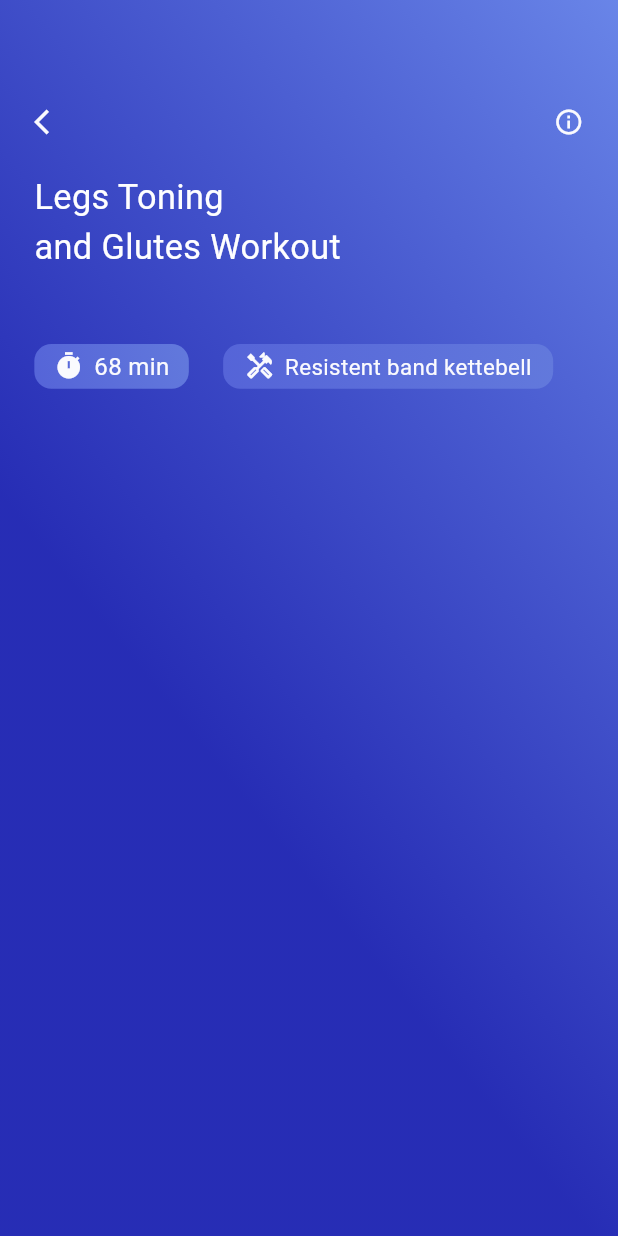
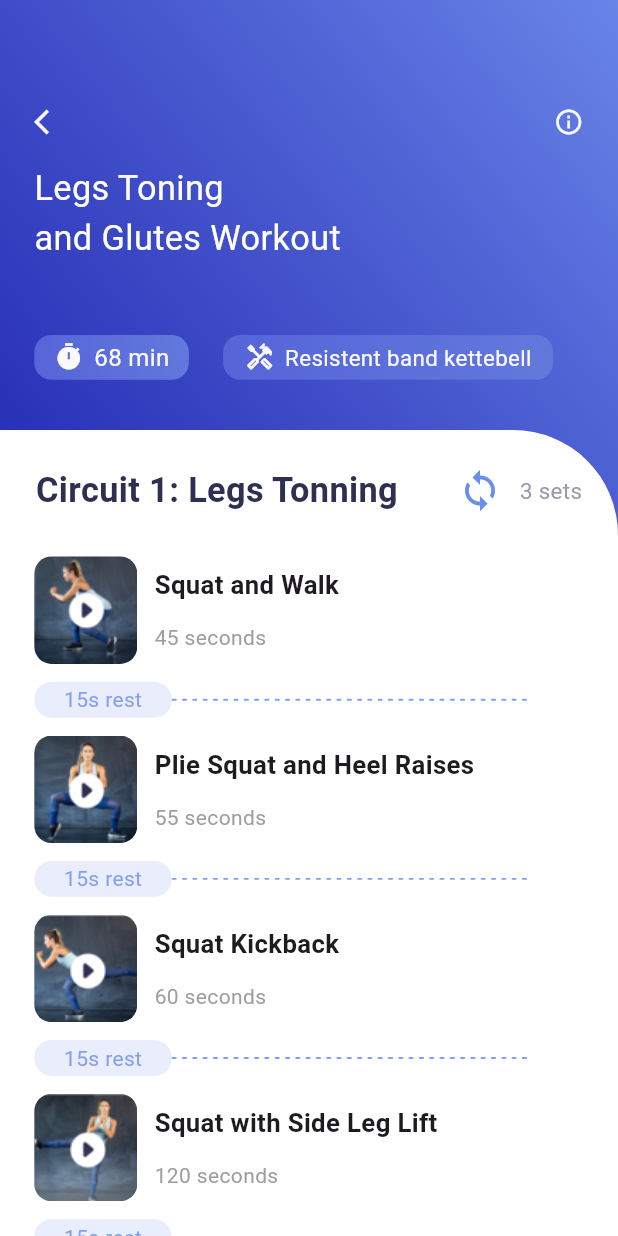
Before and after one commit to Sohag-84/Video-player, a Flutter app: the screen it shows after launch, on a phone screen of 412 x 824 dp. Run offline on Flutter 3.47's test engine with Material 2 defaults, Android fonts, the phone set to English and light mode, and no system bars; our stand-ins replace flutter_screenutil, get.

Commit message:
video info page is designed

```diff
--- a/lib/home_page.dart
+++ b/lib/home_page.dart
@@ -4,6 +4,8 @@ import 'dart:convert';
 
 import 'package:flutter/material.dart';
 import 'package:flutter_screenutil/flutter_screenutil.dart';
+import 'package:get/get.dart';
+import 'package:video_player/video_info.dart';
 
 import 'colors.dart';
 
@@ -19,6 +21,7 @@ class _HomePageState extends State<HomePage> {
   _initData() {
     DefaultAssetBundle.of(context).loadString('json/info.json').then((value) {
       info = json.decode(value);
+      setState(() {});
     });
   }
 
@@ -86,10 +89,15 @@ class _HomePageState extends State<HomePage> {
                   ),
                 ),
                 SizedBox(width: 5.w),
-                Icon(
-                  Icons.arrow_forward,
-                  size: 18.h,
-                  color: AppColor.homePageTitle,
+                InkWell(
+                  onTap: () {
+                    Get.to(() => VideoInfo());
+                  },
+                  child: Icon(
+                    Icons.arrow_forward,
+                    size: 18.h,
+                    color: AppColor.homePageTitle,
+                  ),
                 ),
               ],
             ),
--- a/lib/main.dart
+++ b/lib/main.dart
@@ -2,6 +2,7 @@
 
 import 'package:flutter/material.dart';
 import 'package:flutter_screenutil/flutter_screenutil.dart';
+import 'package:get/get.dart';
 import 'package:video_player/video_info.dart';
 
 void main() {
@@ -16,7 +17,7 @@ class MyApp extends StatelessWidget {
     return ScreenUtilInit(
       designSize: Size(360, 690),
       builder: (context, child) {
-        return MaterialApp(
+        return GetMaterialApp(
           title: 'Video player',
           debugShowCheckedModeBanner: false,
           theme: ThemeData(
--- a/lib/video_info.dart
+++ b/lib/video_info.dart
@@ -1,7 +1,10 @@
 // ignore_for_file: prefer_const_constructors
+
+import 'dart:convert';
 
 import 'package:flutter/material.dart';
 import 'package:flutter_screenutil/flutter_screenutil.dart';
+import 'package:get/get.dart';
 
 import 'colors.dart';
 
@@ -13,6 +16,22 @@ class VideoInfo extends StatefulWidget {
 }
 
 class _VideoInfoState extends State<VideoInfo> {
+  List videoInfo = [];
+  _initData() async {
+    await DefaultAssetBundle.of(context)
+        .loadString('json/videoinfo.json')
+        .then((value) {
+      videoInfo = json.decode(value);
+      setState(() {});
+    });
+  }
+
+  @override
+  void initState() {
+    super.initState();
+    _initData();
+  }
+
   @override
   Widget build(BuildContext context) {
     return Scaffold(
@@ -31,17 +50,20 @@ class _VideoInfoState extends State<VideoInfo> {
           children: [
             Container(
               width: MediaQuery.sizeOf(context).width,
-              height: 300.h,
+              height: 180.h,
               margin: EdgeInsets.only(top: 60.h, left: 20.w, right: 20.w),
               child: Column(
                 crossAxisAlignment: CrossAxisAlignment.start,
                 children: [
                   Row(
                     children: [
-                      Icon(
-                        Icons.arrow_back_ios,
-                        size: 20,
-                        color: AppColor.secondPageIconColor,
+                      InkWell(
+                        onTap: () => Get.back(),
+                        child: Icon(
+                          Icons.arrow_back_ios,
+                          size: 20,
+                          color: AppColor.secondPageIconColor,
+                        ),
                       ),
                       Spacer(),
                       Icon(
@@ -51,7 +73,7 @@ class _VideoInfoState extends State<VideoInfo> {
                       ),
                     ],
                   ),
-                  SizedBox(height: 20.h),
+                  SizedBox(height: 15.h),
                   Text(
                     "Legs Toning",
                     style: TextStyle(
@@ -141,9 +163,166 @@ class _VideoInfoState extends State<VideoInfo> {
                 ],
               ),
             ),
+            Expanded(
+              child: Container(
+                decoration: BoxDecoration(
+                  color: Colors.white,
+                  borderRadius: BorderRadius.only(
+                    topRight: Radius.circular(70),
+                  ),
+                ),
+                child: Column(
+                  children: [
+                    SizedBox(height: 20.h),
+                    Row(
+                      children: [
+                        SizedBox(width: 20.h),
+                        Text(
+                          "Circuit 1: Legs Tonning",
+                          style: TextStyle(
+                            fontSize: 20.sp,
+                            fontWeight: FontWeight.bold,
+                            color: AppColor.circuitsColor,
+                          ),
+                        ),
+                        Spacer(),
+                        Row(
+                          children: [
+                            Icon(
+                              Icons.loop,
+                              size: 30,
+                              color: AppColor.loopColor,
+                            ),
+                            SizedBox(width: 10.w),
+                            Text(
+                              "3 sets",
+                              style: TextStyle(
+                                fontSize: 13.sp,
+                                color: AppColor.setsColor,
+                              ),
+                            )
+                          ],
+                        ),
+                        SizedBox(width: 20.h),
+                      ],
+                    ),
+                    SizedBox(height: 5.h),
+                    Expanded(
+                      child: _listView(),
+                    ),
+                  ],
+                ),
+              ),
+            ),
           ],
         ),
       ),
     );
   }
+
+  _listView() {
+    return ListView.builder(
+      padding: EdgeInsets.symmetric(
+        horizontal: 20.w,
+        vertical: 8.h,
+      ),
+      itemCount: videoInfo.length,
+      itemBuilder: (context, index) {
+        return GestureDetector(
+          onTap: () {
+            debugPrint("=== Video index: $index} ===");
+          },
+          child: _buildCard(index),
+        );
+      },
+    );
+  }
+
+  _buildCard(int index) {
+    return Column(
+      children: [
+        SizedBox(height: 10.h),
+        Row(
+          children: [
+            Container(
+              width: 60.w,
+              height: 60.h,
+              decoration: BoxDecoration(
+                borderRadius: BorderRadius.circular(10.r),
+                image: DecorationImage(
+                  image: AssetImage(
+                    videoInfo[index]['thumbnail'],
+                  ),
+                  fit: BoxFit.cover,
+                ),
+              ),
+            ),
+            SizedBox(width: 10.w),
+            Column(
+              mainAxisAlignment: MainAxisAlignment.center,
+              crossAxisAlignment: CrossAxisAlignment.start,
+              children: [
+                Text(
+                  videoInfo[index]['title'],
+                  style: TextStyle(
+                    fontSize: 15.sp,
+                    fontWeight: FontWeight.bold,
+                  ),
+                ),
+                Padding(
+                  padding: EdgeInsets.only(top: 10.h),
+                  child: Text(
+                    videoInfo[index]['time'],
+                    style: TextStyle(
+                      color: Colors.grey[500],
+                    ),
+                  ),
+                ),
+              ],
+            ),
+          ],
+        ),
+        SizedBox(height: 10.h),
+        Row(
+          children: [
+            Container(
+              width: 80.w,
+              height: 20.h,
+              decoration: BoxDecoration(
+                color: Color(0xFFeaeefc),
+                borderRadius: BorderRadius.circular(10.r),
+              ),
+              child: Center(
+                child: Text(
+                  "15s rest",
+                  style: TextStyle(color: Color(0xff839fed)),
+                ),
+              ),
+            ),
+            Row(
+              children: [
+                for (int i = 0; i < 70; i++)
+                  i.isEven
+                      ? Container(
+                          width: 3.w,
+                          height: 1.h,
+                          decoration: BoxDecoration(
+                            color: Color(0xFF839fed),
+                            borderRadius: BorderRadius.circular(
+                              2,
+                            ),
+                          ),
+                        )
+                      : Container(
+                          width: 3.w,
+                          height: 1.h,
+                          color: Colors.white,
+                        ),
+              ],
+            ),
+          ],
+        ),
+      ],
+    );
+  }
 }
--- a/pubspec.yaml
+++ b/pubspec.yaml
@@ -13,6 +13,7 @@ dependencies:
     sdk: flutter
   cupertino_icons: ^1.0.2
   flutter_screenutil: ^5.8.4
+  get: ^4.6.5
 
 dev_dependencies:
   flutter_test:
```
Also changed, not shown: pubspec.lock.
